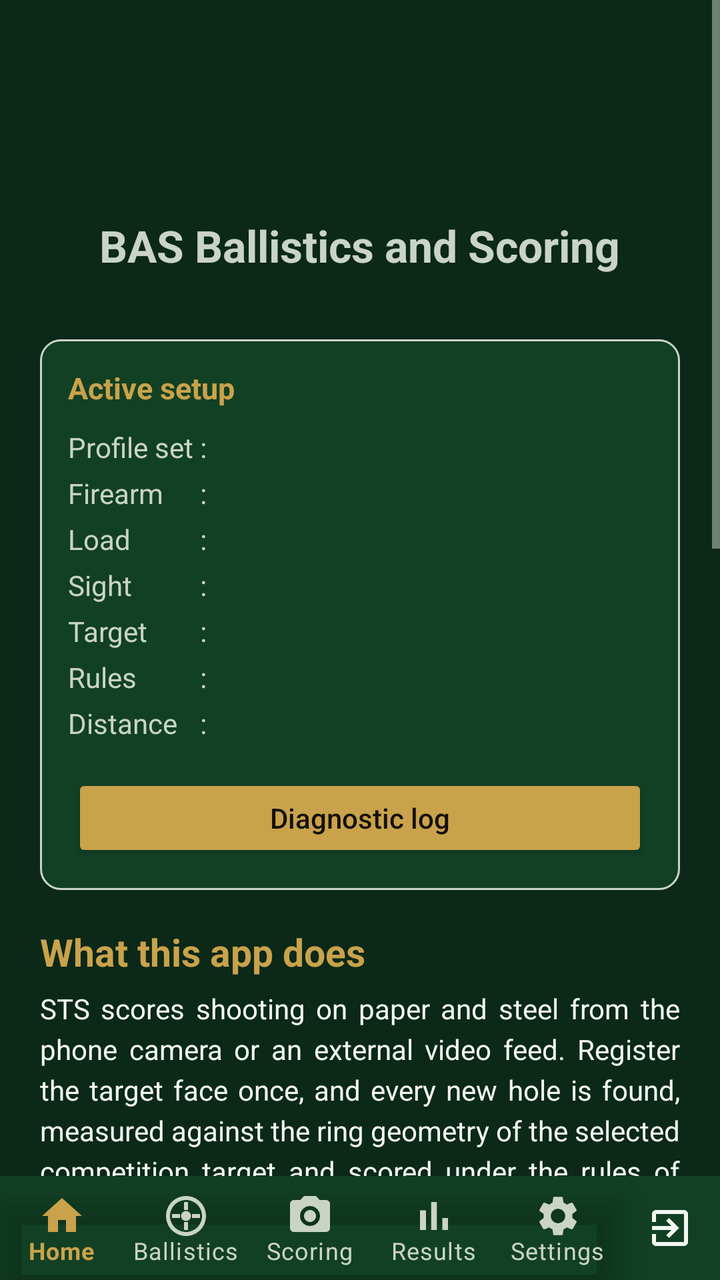
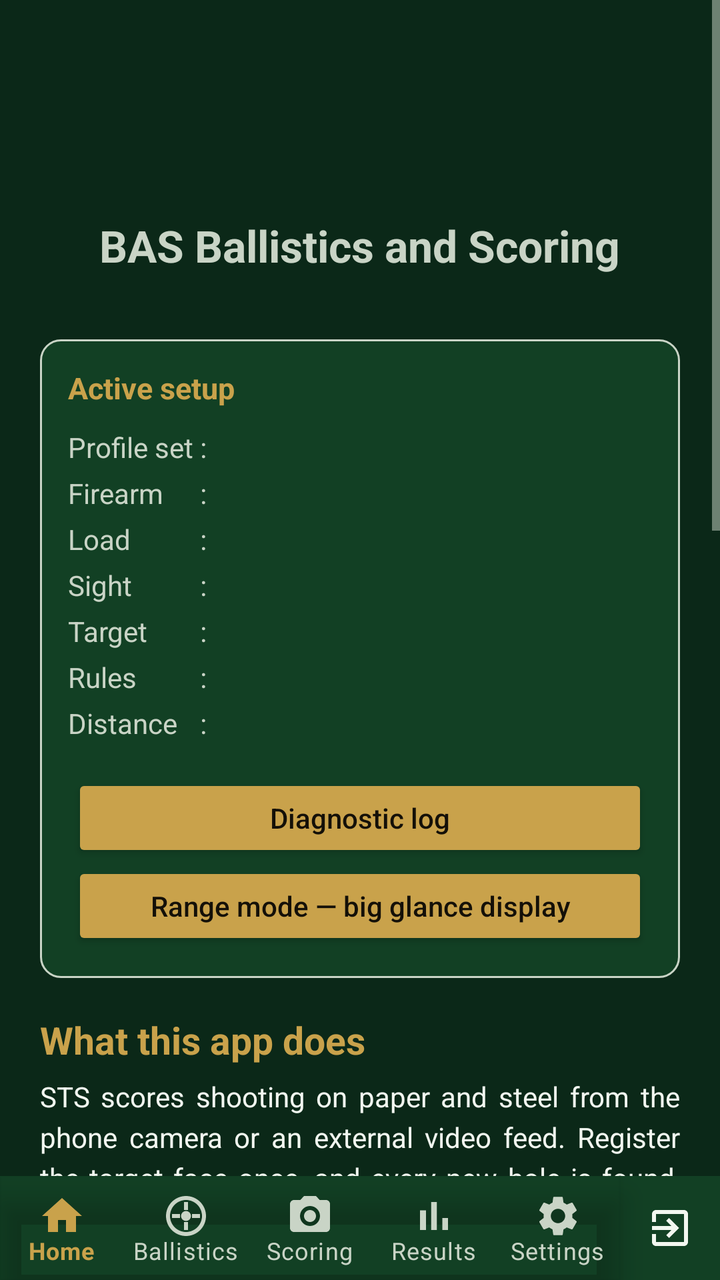

Screens rendered from an Android XML layout before and after an edit, with the pre-edit source and the edit as a unified diff.
<!-- AndroidManifest.xml: application theme Theme.BAS -->
<!-- res/layout/activity_main.xml -->
<?xml version="1.0" encoding="utf-8"?>
<LinearLayout xmlns:android="http://schemas.android.com/apk/res/android"
    android:layout_width="match_parent"
    android:layout_height="match_parent"
    android:orientation="vertical">

    <ScrollView
        android:layout_width="match_parent"
        android:layout_height="0dp"
        android:layout_weight="1">

        <LinearLayout
            android:layout_width="match_parent"
            android:layout_height="wrap_content"
            android:orientation="vertical"
            android:padding="20dp"
            android:gravity="center_horizontal">

            <ImageView
                android:layout_width="80dp"
                android:layout_height="80dp"
                android:layout_marginBottom="8dp"
                android:src="@mipmap/ic_launcher"
                android:contentDescription="@string/app_name" />

            <TextView
                android:layout_width="wrap_content"
                android:layout_height="wrap_content"
                android:text="@string/app_name"
                android:textSize="22sp"
                android:textStyle="bold" />

            <TextView
                android:id="@+id/tvVersion"
                android:layout_width="wrap_content"
                android:layout_height="wrap_content"
                android:textSize="12sp"
                android:layout_marginBottom="16dp" />

            
            <LinearLayout
                android:layout_width="match_parent"
                android:layout_height="wrap_content"
                android:orientation="vertical"
                android:background="@drawable/bg_card"
                android:padding="14dp">

                <TextView
                    android:layout_width="match_parent"
                    android:layout_height="wrap_content"
                    android:text="Active setup"
                    android:textSize="15sp"
                    android:textStyle="bold"
                    android:textColor="?attr/colorAccent" />

                
                <TableLayout
                    android:layout_width="match_parent"
                    android:layout_height="wrap_content"
                    android:layout_marginTop="8dp"
                    android:shrinkColumns="2">

                    <TableRow>
                        <TextView style="@style/Sts.SetupLabel" android:text="Profile set" />
                        <TextView style="@style/Sts.SetupColon" />
                        <TextView android:id="@+id/tvSetupSet" style="@style/Sts.SetupValue" />
                    </TableRow>
                    <TableRow>
                        <TextView style="@style/Sts.SetupLabel" android:text="Firearm" />
                        <TextView style="@style/Sts.SetupColon" />
                        <TextView android:id="@+id/tvSetupRifle" style="@style/Sts.SetupValue" />
                    </TableRow>
                    <TableRow>
                        <TextView style="@style/Sts.SetupLabel" android:text="Load" />
                        <TextView style="@style/Sts.SetupColon" />
                        <TextView android:id="@+id/tvSetupLoad" style="@style/Sts.SetupValue" />
                    </TableRow>
                    <TableRow>
                        <TextView style="@style/Sts.SetupLabel" android:text="Sight" />
                        <TextView style="@style/Sts.SetupColon" />
                        <TextView android:id="@+id/tvSetupSight" style="@style/Sts.SetupValue" />
                    </TableRow>
                    <TableRow>
                        <TextView style="@style/Sts.SetupLabel" android:text="Target" />
                        <TextView style="@style/Sts.SetupColon" />
                        <TextView android:id="@+id/tvSetupTarget" style="@style/Sts.SetupValue" />
                    </TableRow>
                    <TableRow>
                        <TextView style="@style/Sts.SetupLabel" android:text="Rules" />
                        <TextView style="@style/Sts.SetupColon" />
                        <TextView android:id="@+id/tvSetupRules" style="@style/Sts.SetupValue" />
                    </TableRow>
                    <TableRow>
                        <TextView style="@style/Sts.SetupLabel" android:text="Distance" />
                        <TextView style="@style/Sts.SetupColon" />
                        <TextView android:id="@+id/tvSetupDistance" style="@style/Sts.SetupValue" />
                    </TableRow>
                </TableLayout>

                <TextView
                    android:id="@+id/tvSetupNote"
                    style="@style/Sts.Value"
                    android:layout_marginTop="10dp"
                    android:textColor="?android:attr/textColorSecondary"
                    android:visibility="gone" />

                <Button
                    android:id="@+id/btnLog"
                    android:layout_width="match_parent"
                    android:layout_height="wrap_content"
                    android:layout_marginTop="14dp"
                    style="@style/Sts.ActionButton"
                    android:text="Diagnostic log" />

                <Button
                    android:id="@+id/btnResume"
                    android:layout_width="match_parent"
                    android:layout_height="wrap_content"
                    android:layout_marginTop="6dp"
                    android:visibility="gone"
                    style="@style/Sts.ActionButton"
                    android:text="Resume the session in progress" />
            </LinearLayout>

            <TextView
                style="@style/Sts.SectionHeading"
                android:text="What this app does" />

            <TextView
                android:layout_width="match_parent"
                android:layout_height="wrap_content"
                android:textSize="14sp"
                android:lineSpacingExtra="4dp"
                android:textColor="?android:attr/textColorPrimary"
                android:text="@string/about_app_description"
                android:justificationMode="inter_word" />

            <TextView
                android:layout_width="match_parent"
                android:layout_height="wrap_content"
                android:layout_marginTop="10dp"
                android:textSize="14sp"
                android:lineSpacingExtra="4dp"
                android:textColor="?android:attr/textColorSecondary"
                android:text="@string/about_disciplines"
                android:justificationMode="inter_word" />

            <TextView
                style="@style/Sts.SectionHeading"
                android:text="Before you rely on a score" />

            <TextView
                android:layout_width="match_parent"
                android:layout_height="wrap_content"
                android:textSize="13sp"
                android:lineSpacingExtra="3dp"
                android:textColor="?android:attr/textColorSecondary"
                android:text="@string/disclaimer_scoring"
                android:justificationMode="inter_word" />

            <TextView
                android:layout_width="match_parent"
                android:layout_height="wrap_content"
                android:layout_marginTop="10dp"
                android:textSize="13sp"
                android:lineSpacingExtra="3dp"
                android:textColor="?android:attr/textColorSecondary"
                android:text="@string/safety_notice"
                android:justificationMode="inter_word" />

            <TextView
                style="@style/Sts.SectionHeading"
                android:text="@string/about_developer_heading" />

            <TextView
                android:layout_width="match_parent"
                android:layout_height="wrap_content"
                android:textSize="14sp"
                android:lineSpacingExtra="4dp"
                android:textColor="?android:attr/textColorPrimary"
                android:text="@string/about_developer_description"
                android:justificationMode="inter_word" />

            <TextView
                android:layout_width="wrap_content"
                android:layout_height="wrap_content"
                android:layout_marginTop="16dp"
                android:textSize="13sp"
                android:text="developed by Dr Artur Krukowski" />

            <TextView
                android:id="@+id/tvClaudeCredit"
                android:layout_width="wrap_content"
                android:layout_height="wrap_content"
                android:textSize="13sp"
                android:layout_marginTop="2dp"
                android:layout_marginBottom="8dp" />

        </LinearLayout>
    </ScrollView>

    <include layout="@layout/include_bottom_nav" />

</LinearLayout>
<!-- res/layout/include_bottom_nav.xml (included above) -->
<?xml version="1.0" encoding="utf-8"?>
<LinearLayout xmlns:android="http://schemas.android.com/apk/res/android"
    xmlns:app="http://schemas.android.com/apk/res-auto"
    android:layout_width="match_parent"
    android:layout_height="52dp"
    android:orientation="horizontal"
    android:background="?attr/colorSurface">

    <com.google.android.material.bottomnavigation.BottomNavigationView
        android:id="@+id/bottomNav"
        android:layout_width="0dp"
        android:layout_weight="1"
        android:layout_height="match_parent"
        android:background="@android:color/transparent"
        app:itemIconTint="@color/bottom_nav_item"
        app:itemTextColor="@color/bottom_nav_item"
        app:labelVisibilityMode="labeled"
        app:menu="@menu/bottom_nav_menu" />

    <LinearLayout
        android:id="@+id/btnExit"
        android:layout_width="50dp"
        android:layout_height="match_parent"
        android:orientation="vertical"
        android:gravity="center"
        android:background="?attr/selectableItemBackgroundBorderless"
        android:contentDescription="@string/nav_exit">

        
        <ImageView
            android:layout_width="24dp"
            android:layout_height="24dp"
            android:src="@drawable/ic_nav_exit"
            app:tint="?android:attr/textColorPrimary"
            android:importantForAccessibility="no" />
    </LinearLayout>
</LinearLayout>
<!-- resources referenced by this layout -->
<resources>
  <!-- drawable bg_card (drawable) -->
  <?xml version="1.0" encoding="utf-8"?>
  <shape xmlns:android="http://schemas.android.com/apk/res/android" android:shape="rectangle">
      <solid android:color="?attr/colorSurface" />
      <corners android:radius="10dp" />
      <stroke android:width="1dp" android:color="?android:attr/textColorTertiary" />
  </shape>
  <!-- mipmap ic_launcher (mipmap-anydpi-v26) -->
  <?xml version="1.0" encoding="utf-8"?>
  <adaptive-icon xmlns:android="http://schemas.android.com/apk/res/android">
      <background android:drawable="@drawable/ic_launcher_background" />
      <foreground android:drawable="@mipmap/ic_launcher_foreground" />
      <monochrome android:drawable="@mipmap/ic_launcher_monochrome" />
  </adaptive-icon>
  <string name="about_app_description">STS scores shooting on paper and steel from the phone camera or an external
          video feed. Register the target face once, and every new hole is found, measured against the ring geometry of
          the selected competition target and scored under the rules of the selected match. The app reports the running
          total, the group centre and dispersion, and the sight correction — in clicks for the scope or red dot in your
          active profile set — needed to move the group onto the point of aim.</string>
  <string name="about_developer_description">STS is developed by Dr Artur Krukowski, alongside VTB Vapor-Trail
          Ballistics. Both apps share a design principle: the physics and the rules are written down explicitly in the
          source, with their assumptions stated, so a shooter can see exactly why the app produced the number it did.</string>
  <string name="about_developer_heading">About the developer</string>
  <string name="about_disciplines">Air rifle and air pistol at 10 m, rimfire rifle and pistol at 25 m and 50 m,
          and centrefire rifle in .223, .308 and similar chamberings out to 1000 yards.</string>
  <string name="app_name">BAS Ballistics and Scoring</string>
  <string name="disclaimer_scoring">STS is a training and practice aid. Official match results are determined by the
          appointed jury under the current rulebook of the governing body. Ring dimensions and rule parameters shipped
          with the app are nominal published figures and are editable — verify them against the rulebook in force for
          your competition.</string>
  <string name="nav_exit">Exit</string>
  <string name="safety_notice">Operate the app only from behind the firing line, with the firearm made safe and the
          range in a condition permitted by the range officer. Never handle a phone and a loaded firearm at the same
          time.</string>
  <style name="Sts.SetupColon" parent="Sts.SetupLabel">
          <item name="android:text">" : "</item>
      </style>
  <style name="Sts.Value" parent="">
          <item name="android:layout_width">match_parent</item>
          <item name="android:layout_height">wrap_content</item>
          <item name="android:textSize">14sp</item>
      </style>
  <style name="Theme.BAS" parent="Theme.BAS.Dark" />
  <!-- drawable ic_launcher_background (drawable) -->
  <vector xmlns:android="http://schemas.android.com/apk/res/android"
      android:width="108dp" android:height="108dp"
      android:viewportWidth="108" android:viewportHeight="108">
      <path android:fillColor="@color/icon_background" android:pathData="M0,0h108v108h-108z" />
  </vector>
  <color name="icon_background">#2E4034</color>
  <style name="Theme.BAS.Base" parent="Theme.MaterialComponents.NoActionBar">
          <item name="android:statusBarColor">@color/dark_bg</item>
      </style>
  <color name="dark_bg">#0B2818</color>
  <color name="dark_surface">#124024</color>
  <color name="dark_accent">#C9A24B</color>
  <color name="dark_on_accent">#141008</color>
  <color name="dark_text">#F2F7F0</color>
  <color name="dark_text_dim">#C9D4C6</color>
  <!-- unchanged entries left out for length: 6 -->
</resources>

<!-- the commit's change to res/layout/activity_main.xml (unified diff, before → after) -->
@@ -111,6 +111,13 @@
                     android:layout_marginTop="14dp"
                     style="@style/Sts.ActionButton"
                     android:text="Diagnostic log" />
+
+                <Button
+                    android:id="@+id/btnRange"
+                    android:layout_width="match_parent"
+                    android:layout_height="wrap_content"
+                    style="@style/Sts.ActionButton"
+                    android:text="Range mode — big glance display" />
 
                 <Button
                     android:id="@+id/btnResume"
